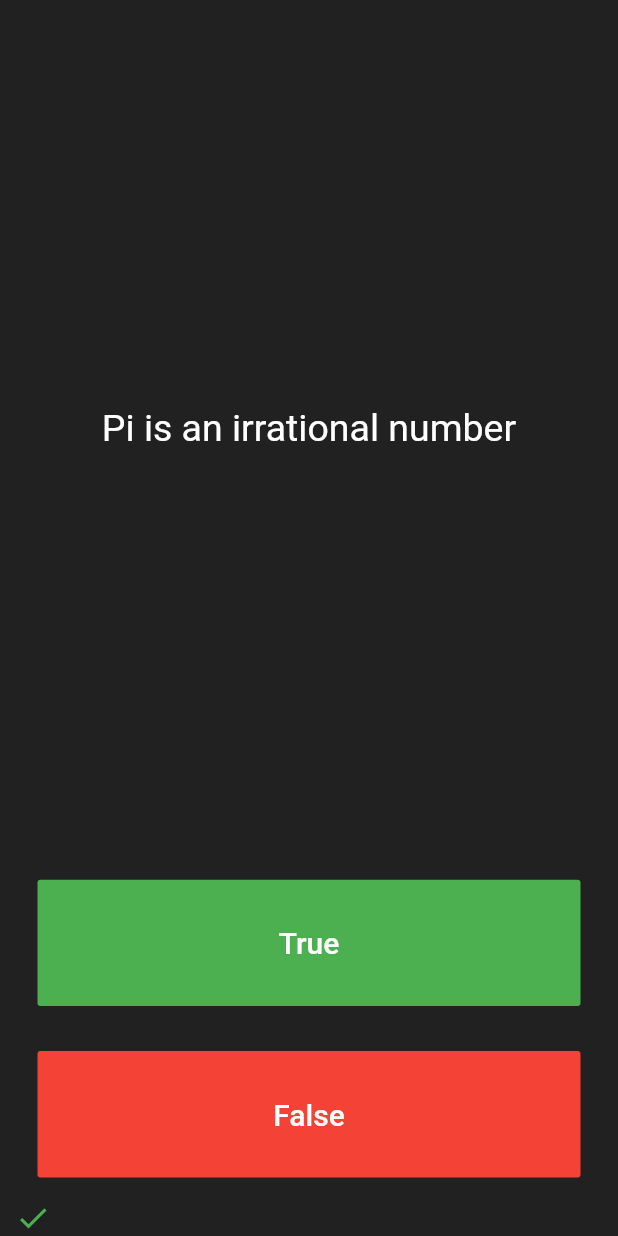
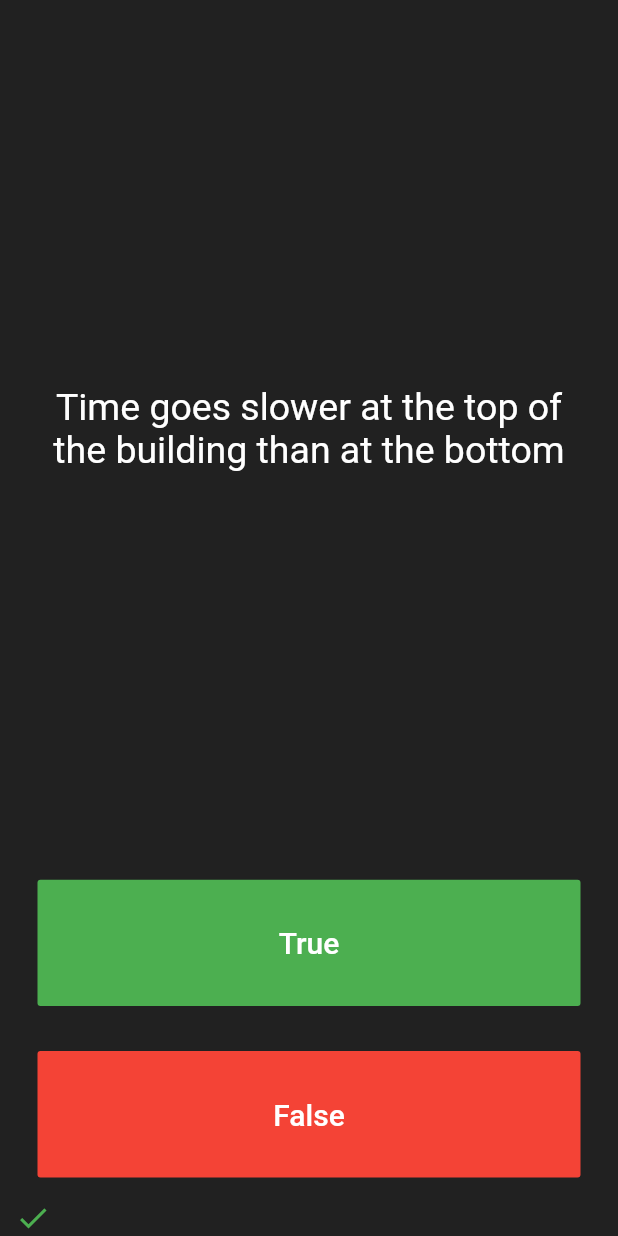
Before and after one commit to arshiaor/Quiz, a Flutter app: the screen it shows after launch, after a tap on "True", after a tap on "False", on a phone screen of 412 x 824 dp. Run offline on Flutter 3.47's test engine with Material 2 defaults, Android fonts, the phone set to English and light mode, and no system bars.

```diff
--- /dev/null
+++ b/lib/Quiz.dart
@@ -0,0 +1,10 @@
+import 'question.dart';
+class Quiz{
+  List <Question> questions =[
+    Question('If you travel faster than the speed of light, you’ll age less',true),
+    Question('Pi is an irrational number',false),
+    Question('Time goes slower at the top of the building than at the bottom',false),
+    Question('The gyroscopic effect keeps a bike balanced',true),
+  ];
+
+}
--- a/lib/main.dart
+++ b/lib/main.dart
@@ -1,6 +1,7 @@
 import 'package:flutter/material.dart';
-import 'question.dart';
+import 'Quiz.dart';
 
+Quiz quizBrain = Quiz();
 
 void main() => runApp(Quizzler());
 
@@ -30,12 +31,6 @@ class _QuizPageState extends State<QuizPage> {
 
   List <Icon> scoreKeeper=[];
 
-  List <Question> questions =[
-    Question(que: 'If you travel faster than the speed of light, you’ll age less', ans: true),
-    Question(que: 'Pi is an irrational number', ans: false),
-    Question(que: 'Time goes slower at the top of the building than at the bottom', ans: false),
-    Question(que: 'The gyroscopic effect keeps a bike balanced', ans: true),
-  ];
 
 
   int questionNumber = 0;
@@ -52,7 +47,7 @@ class _QuizPageState extends State<QuizPage> {
             padding: EdgeInsets.all(10.0),
             child: Center(
               child: Text(
-                questions[questionNumber].questionText,
+                quizBrain.questions[questionNumber].questionText,
                 textAlign: TextAlign.center,
                 style: TextStyle(
                   fontSize: 25.0,
@@ -77,7 +72,7 @@ class _QuizPageState extends State<QuizPage> {
               ),
               onPressed: () {
 
-                bool correctAnswer = questions[questionNumber].questionAnswer;
+                bool correctAnswer = quizBrain.questions[questionNumber].questionAnswer;
                 if(correctAnswer == true){
                     print('user got it right');
                 }else{
@@ -86,6 +81,7 @@ class _QuizPageState extends State<QuizPage> {
 
                 setState(() {
                   scoreKeeper.add(Icon(Icons.check,color: Colors.green,));
+                  questionNumber++;
                 });
               },
             ),
@@ -105,7 +101,7 @@ class _QuizPageState extends State<QuizPage> {
               ),
               onPressed: () {
 
-                bool correctAnswer = questions[questionNumber].questionAnswer;
+                bool correctAnswer = quizBrain.questions[questionNumber].questionAnswer;
                 if(correctAnswer == false){
                   print('user got it right');
                 }else{
@@ -115,6 +111,7 @@ class _QuizPageState extends State<QuizPage> {
                 setState(() {
                   questionNumber++;
                 });
+
                 },
             ),
           ),
--- a/lib/question.dart
+++ b/lib/question.dart
@@ -2,7 +2,7 @@ class Question{
   late String questionText;
   late bool questionAnswer;
 
-  Question({required String que,required bool ans}){
+  Question(String que,bool ans){
     questionText = que;
     questionAnswer = ans;
   }
```
